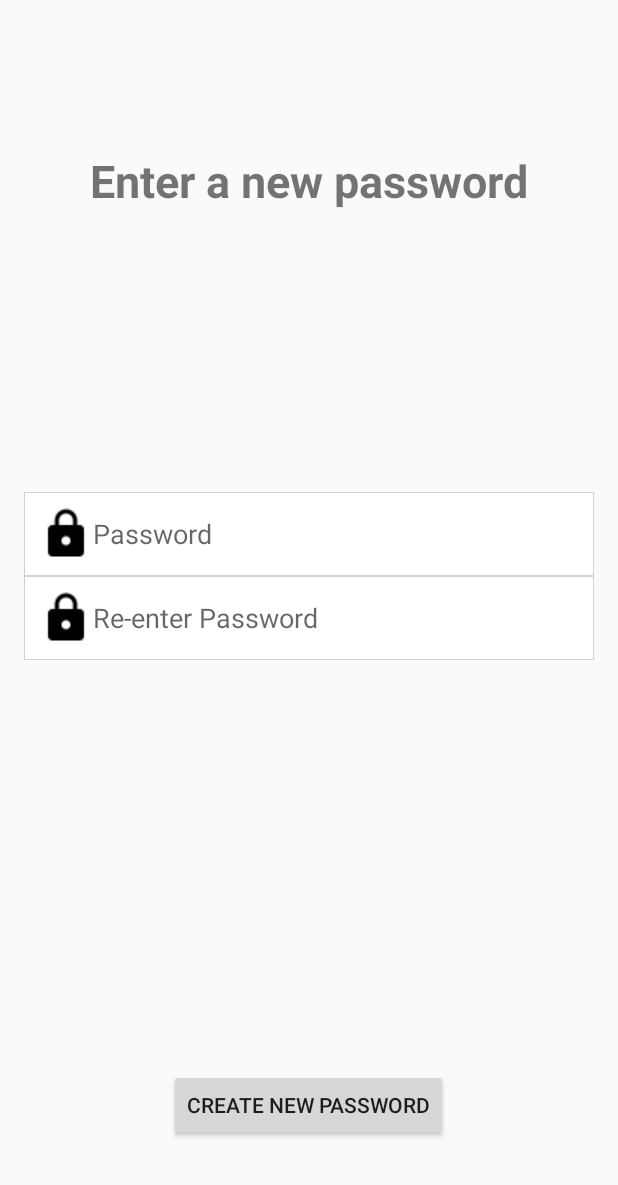
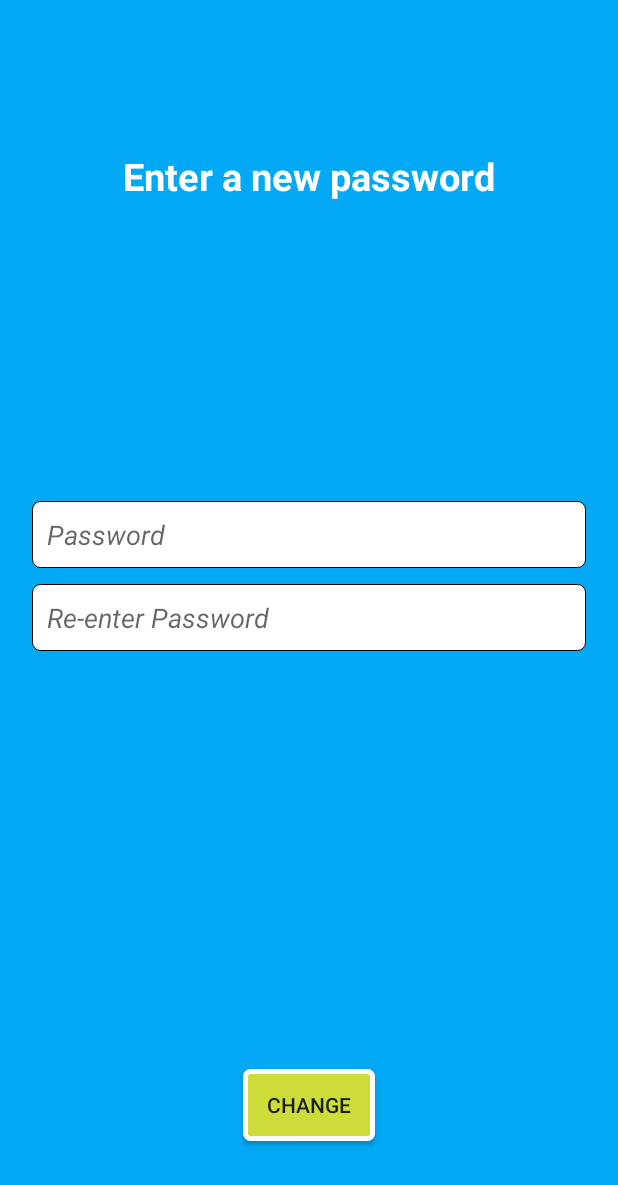
Before and after one commit to Maruf-R/socialApp, an Android app: the NewPassword screen opened directly, with no data from a screen before it, on a phone screen of 412 x 824 dp. Shown: the top 1185 px of the screen. Run offline under Robolectric (Android 15) with nearby library versions, the phone set to English and light mode, and no system bars.

Commit message:
Change password design

```diff
--- a/app/src/main/java/com/example/mikey/database/UserProfile/Home.java
+++ b/app/src/main/java/com/example/mikey/database/UserProfile/Home.java
@@ -130,7 +130,7 @@ ap = new AudioPlayer(this);
         tab2.setContent(new Intent(this, Search.class));
 
 
-        tab3.setIndicator("Settings");
+        tab3.setIndicator("Edit");
         tab3.setContent(new Intent(this, UserSettings.class));
 
         tab4.setIndicator("Friends");
--- a/app/src/main/res/layout/activity_new_password.xml
+++ b/app/src/main/res/layout/activity_new_password.xml
@@ -6,7 +6,7 @@
     android:paddingRight="@dimen/activity_horizontal_margin"
     android:paddingTop="@dimen/activity_vertical_margin"
     android:paddingBottom="@dimen/activity_vertical_margin"
-    >
+    android:background="#03A9F4">
 
 
 
@@ -18,12 +18,13 @@
         android:id="@+id/enterercovery"
 
         android:hint="@string/password_hint"
-        android:background="@drawable/middle_of_boxes"
+        android:background="@drawable/curved_corner"
         android:padding="10dp"
-        android:drawableLeft="@drawable/password"
 
         android:layout_above="@+id/reenterercovery"
-        android:layout_alignParentStart="true" />
+        android:layout_alignParentStart="true"
+        android:layout_margin="5dp"
+        android:textStyle="italic" />
 
     <EditText
         android:layout_width="match_parent"
@@ -32,21 +33,24 @@
         android:ems="10"
         android:id="@+id/reenterercovery"
         android:hint="@string/enter_password_again"
-        android:background="@drawable/middle_of_boxes"
+        android:background="@drawable/curved_corner"
         android:padding="10dp"
-        android:drawableLeft="@drawable/password"
 
         android:layout_centerVertical="true"
-        android:layout_alignParentStart="true" />
+        android:layout_alignParentStart="true"
+        android:layout_margin="5dp"
+        android:textStyle="italic" />
 
     <Button
         android:layout_width="wrap_content"
         android:layout_height="wrap_content"
-        android:text="Create new password"
+        android:text="Change"
         android:id="@+id/btn_new_password"
         android:layout_alignParentBottom="true"
         android:layout_centerHorizontal="true"
-        android:layout_marginBottom="47dp" />
+        android:layout_marginBottom="47dp"
+        android:background="@drawable/button_login"
+        android:allowUndo="false" />
 
     <TextView
         android:layout_width="wrap_content"
@@ -56,8 +60,10 @@
         android:layout_alignParentTop="true"
         android:layout_centerHorizontal="true"
         android:layout_marginTop="84dp"
-        android:textSize="30dp"
-        android:textStyle="bold" />
+        android:textSize="25dp"
+        android:textStyle="bold"
+        android:textColor="#FFFFFF"
+        android:singleLine="true" />
 
     <TextView
         android:layout_width="wrap_content"
```
Also changed, not shown: 1 other file.
